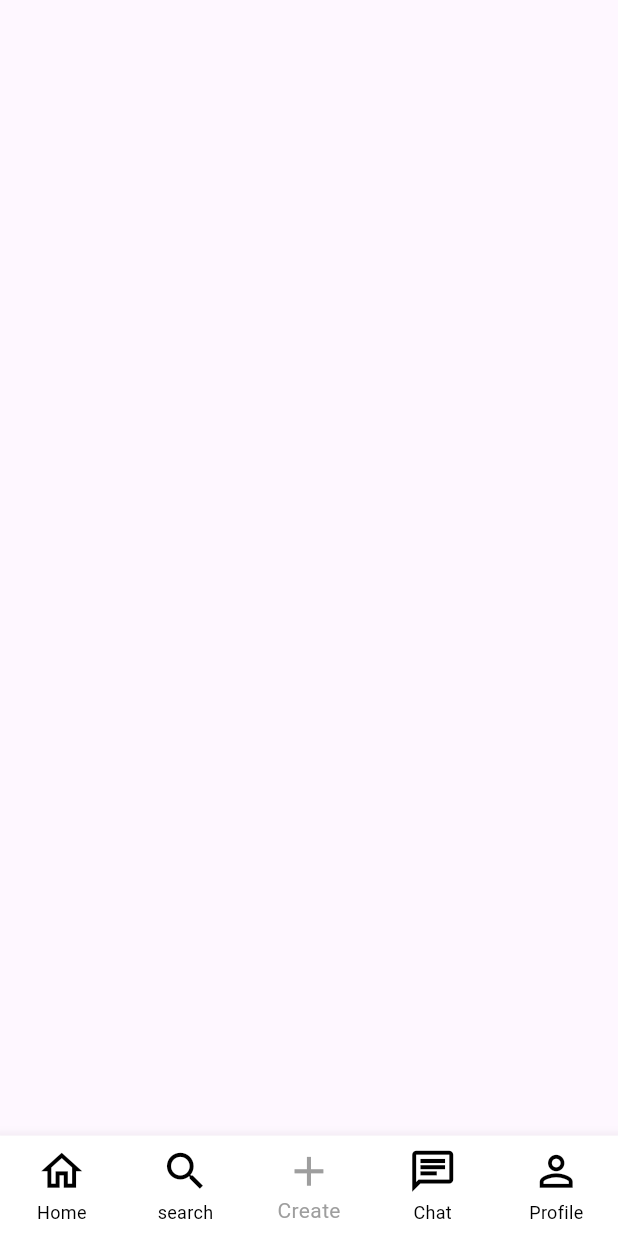
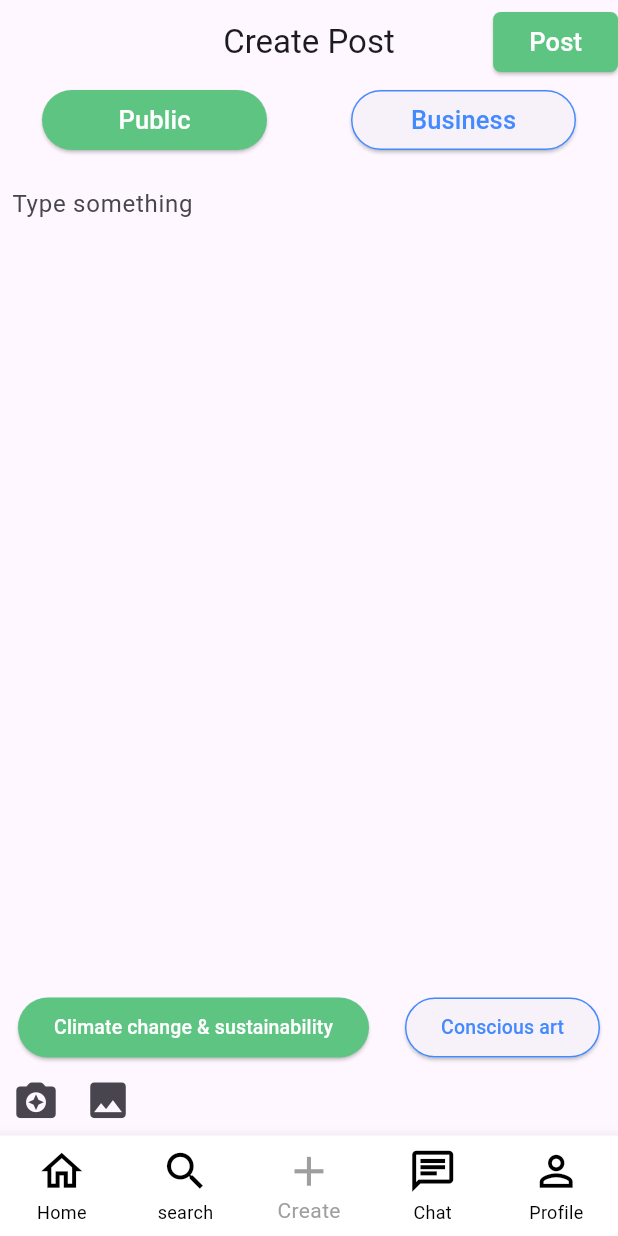
Before and after one commit to Hassan9865/Task, a Flutter app: the screen it shows after launch, item 3 of the bottom bar chosen, on a phone screen of 412 x 824 dp. Run offline on Flutter 3.47's test engine with Material 3 defaults, Android fonts, the phone set to English and light mode, and no system bars; our stand-ins replace stacked, stacked_services, stacked_shared.

Commit message:
create  post  page

```diff
--- a/lib/view/create view/create_view.dart
+++ b/lib/view/create view/create_view.dart
@@ -10,7 +10,147 @@ class CreateView extends StatelessWidget {
     return ViewModelBuilder.reactive(
         viewModelBuilder: () => CreateViewmodel(),
         builder: (context, CreateViewmodel viewModel, child) {
-          return Scaffold();
+          return Scaffold(
+            appBar: AppBar(
+              title: Text("Create Post"),
+              centerTitle: true,
+              actions: [
+                ElevatedButton(
+                  onPressed: () {},
+                  style: ElevatedButton.styleFrom(
+                    backgroundColor:
+                        Color(0xff5DC482), // Background color of the button
+                    // textStyle: Colors.white, // Text color
+                    shape: RoundedRectangleBorder(
+                      // Make the button square
+                      borderRadius: BorderRadius.circular(5),
+                    ),
+                  ),
+                  child: Text(
+                    'Post', // Changed text
+                    style: TextStyle(
+                      color: Colors.white,
+                      fontSize: 17, // Optional: Adjust font size if needed
+                    ),
+                  ),
+                )
+              ],
+            ),
+            body: Column(
+              children: [
+                Row(
+                  mainAxisAlignment: MainAxisAlignment.spaceAround,
+                  children: [
+                    ElevatedButton(
+                      onPressed: () {},
+                      style: ElevatedButton.styleFrom(
+                        fixedSize: Size(150, 30),
+                        backgroundColor: Color(0xff5DC482),
+                        shape: RoundedRectangleBorder(
+                          borderRadius: BorderRadius.circular(20),
+                        ),
+                      ),
+                      child: Text(
+                        'Public', // Changed text
+                        style: TextStyle(
+                          color: Colors.white,
+                          fontSize: 17,
+                        ),
+                      ),
+                    ),
+                    ElevatedButton(
+                      onPressed: () {},
+                      style: ElevatedButton.styleFrom(
+                        fixedSize: Size(150, 30),
+
+                        // backgroundColor: Color(0xff5DC482),
+                        shape: RoundedRectangleBorder(
+                            borderRadius: BorderRadius.circular(20),
+                            side: BorderSide(
+                                color: Colors.blueAccent, width: 1.0)),
+                      ),
+                      child: Text(
+                        'Business',
+                        style: TextStyle(
+                          color: Colors.blueAccent,
+                          fontSize: 17,
+                        ),
+                      ),
+                    )
+                  ],
+                ),
+                Padding(
+                  padding: const EdgeInsets.all(8.0),
+                  child: TextField(
+                    decoration: InputDecoration(
+                        hintText: 'Type something ', border: InputBorder.none),
+                  ),
+                ),
+                Spacer(),
+                Column(
+                  mainAxisAlignment: MainAxisAlignment.spaceBetween,
+                  children: [
+                    Row(
+                      mainAxisAlignment: MainAxisAlignment.spaceAround,
+                      children: [
+                        ElevatedButton(
+                          onPressed: () {},
+                          style: ElevatedButton.styleFrom(
+                            // fixedSize: Size(150, 30),
+                            backgroundColor: Color(0xff5DC482),
+                            shape: RoundedRectangleBorder(
+                              borderRadius: BorderRadius.circular(20),
+                            ),
+                          ),
+                          child: const Text(
+                            'Climate change & sustainability',
+                            style: TextStyle(
+                              color: Colors.white,
+                              fontSize: 13,
+                            ),
+                          ),
+                        ),
+                        ElevatedButton(
+                          onPressed: () {},
+                          style: ElevatedButton.styleFrom(
+                            // fixedSize: Size(150, 30),
+                            // backgroundColor: Color(0xff5DC482),
+                            shape: RoundedRectangleBorder(
+                                borderRadius: BorderRadius.circular(20),
+                                side: BorderSide(
+                                    color: Colors.blueAccent, width: 1.0)),
+                          ),
+                          child: Text(
+                            'Conscious art',
+                            style: TextStyle(
+                              color: Colors.blueAccent,
+                              fontSize: 13,
+                            ),
+                          ),
+                        )
+                      ],
+                    ),
+                    Row(
+                      children: [
+                        IconButton(
+                            onPressed: () {},
+                            icon: Icon(
+                              Icons.camera_enhance_rounded,
+                              size: MediaQuery.of(context).size.width / 13,
+                            )),
+                        IconButton(
+                            onPressed: () {},
+                            icon: Icon(
+                              Icons.photo,
+                              size: MediaQuery.of(context).size.width / 13,
+                            ))
+                      ],
+                    )
+                  ],
+                )
+              ],
+            ),
+          );
         });
   }
 }
```
